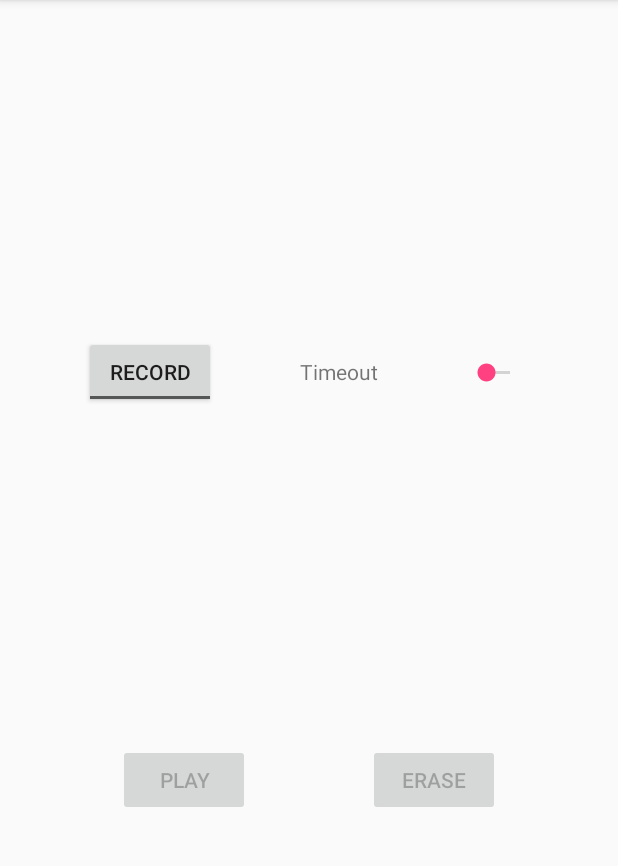
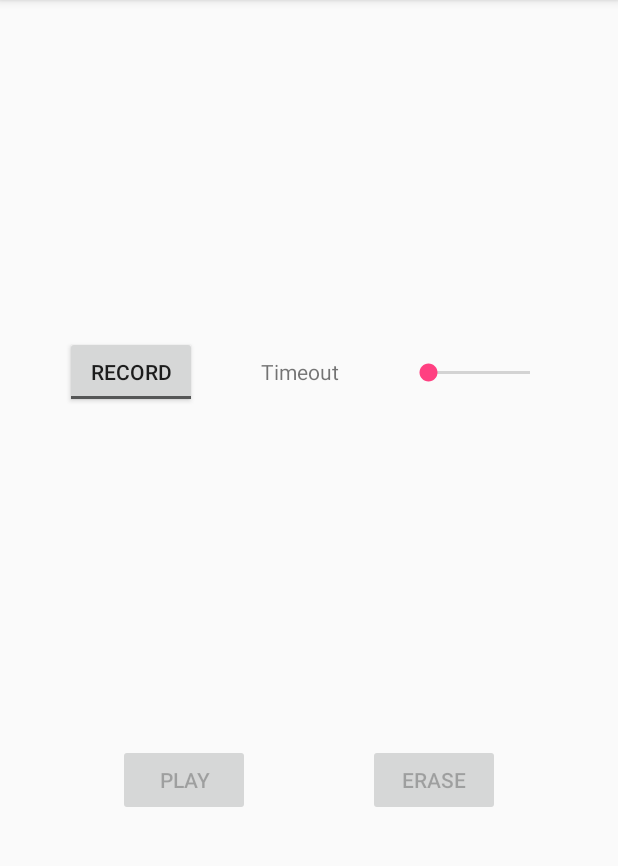
Before and after one commit to nick-bennett/AudioExample, an Android app: the screen it shows after launch (MainActivity), on a phone screen of 412 x 824 dp, the part 84-950 px from its top. Run offline under Robolectric (Android 15) with nearby library versions, the phone set to English and light mode, and no system bars.

Commit message:
Fix timer.

```diff
--- a/app/src/main/res/layout/activity_main.xml
+++ b/app/src/main/res/layout/activity_main.xml
@@ -26,18 +26,18 @@
     app:layout_constraintStart_toEndOf="@id/toggle_record"
     app:layout_constraintEnd_toStartOf="@+id/record_time"
     app:layout_constraintBaseline_toBaselineOf="@id/toggle_record"
-    app:layout_constraintHorizontal_bias="0.8"/>
+    app:layout_constraintHorizontal_bias="1"/>
 
   <SeekBar
     android:id="@+id/record_time"
-    android:layout_width="wrap_content"
+    android:layout_width="100dp"
     android:layout_height="wrap_content"
     android:min="0"
     android:max="10"
     app:layout_constraintStart_toEndOf="@id/timer_label"
     app:layout_constraintEnd_toEndOf="parent"
     app:layout_constraintBottom_toBottomOf="@id/timer_label"
-    app:layout_constraintHorizontal_bias="0.2"/>
+    app:layout_constraintHorizontal_bias="0"/>
 
   <Button
     android:id="@+id/playback"
```
Also changed, not shown: app/src/main/java/edu/cnm/deepdive/njb/audioexample/MainActivity.java (+9 -2 lines).
